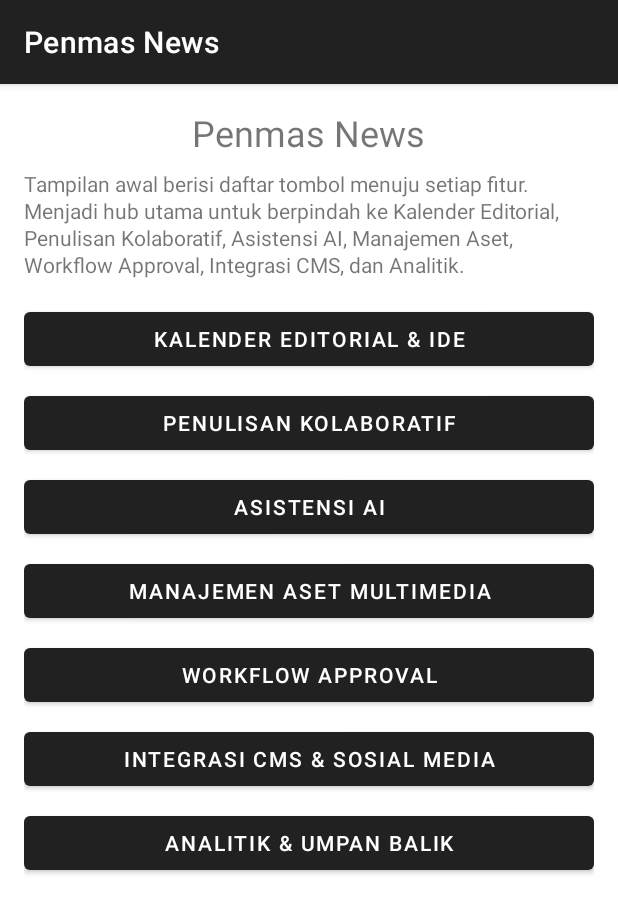
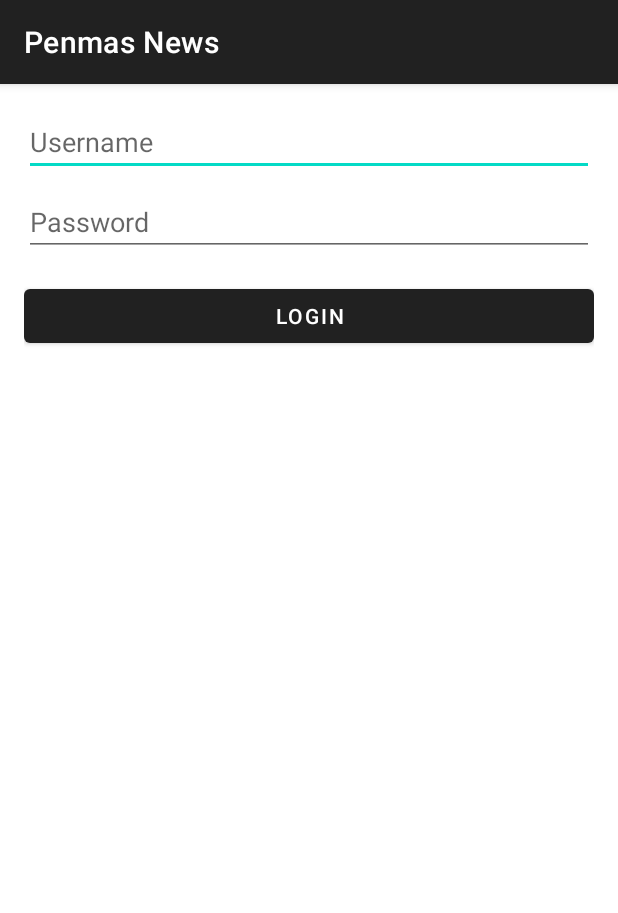
Before and after one commit to cicero78M/PenmasNews, an Android app: the screen it shows after launch (MainActivity before the commit, LoginActivity after it), on a phone screen of 412 x 824 dp. Shown: the top 913 px of the screen. Run offline under Robolectric (Android 15) with nearby library versions, the phone set to English and light mode, and no system bars.

Commit message:
Add simple login screen with dummy credentials

```diff
--- a/app/src/main/AndroidManifest.xml
+++ b/app/src/main/AndroidManifest.xml
@@ -7,12 +7,13 @@
         android:allowBackup="true"
         android:label="@string/app_name"
         android:theme="@style/Theme.MaterialComponents.DayNight.DarkActionBar">
-        <activity android:name=".MainActivity" android:exported="true">
+        <activity android:name=".ui.LoginActivity" android:exported="true">
             <intent-filter>
                 <action android:name="android.intent.action.MAIN" />
                 <category android:name="android.intent.category.LAUNCHER" />
             </intent-filter>
         </activity>
+        <activity android:name=".MainActivity" android:exported="true" />
         <activity android:name=".ui.EditorialCalendarActivity" />
         <activity android:name=".ui.CollaborativeEditorActivity" />
         <activity android:name=".ui.AIHelperActivity" />
--- a/app/src/main/java/com/example/penmasnews/MainActivity.kt
+++ b/app/src/main/java/com/example/penmasnews/MainActivity.kt
@@ -3,6 +3,7 @@ package com.example.penmasnews
 import android.content.Intent
 import android.os.Bundle
 import android.widget.Button
+import android.widget.TextView
 import androidx.appcompat.app.AppCompatActivity
 import com.example.penmasnews.ui.AIHelperActivity
 import com.example.penmasnews.ui.AnalyticsDashboardActivity
@@ -16,6 +17,11 @@ class MainActivity : AppCompatActivity() {
     override fun onCreate(savedInstanceState: Bundle?) {
         super.onCreate(savedInstanceState)
         setContentView(R.layout.activity_main)
+
+        intent.getStringExtra("actor")?.let { role ->
+            val helloText = findViewById<TextView>(R.id.helloText)
+            helloText.text = getString(R.string.hello_actor, role)
+        }
 
         findViewById<Button>(R.id.buttonEditorialCalendar).setOnClickListener {
             startActivity(Intent(this, EditorialCalendarActivity::class.java))
--- /dev/null
+++ b/app/src/main/java/com/example/penmasnews/ui/LoginActivity.kt
@@ -0,0 +1,34 @@
+package com.example.penmasnews.ui
+
+import android.content.Intent
+import android.os.Bundle
+import android.widget.Button
+import android.widget.EditText
+import android.widget.Toast
+import androidx.appcompat.app.AppCompatActivity
+import com.example.penmasnews.MainActivity
+import com.example.penmasnews.R
+
+class LoginActivity : AppCompatActivity() {
+    override fun onCreate(savedInstanceState: Bundle?) {
+        super.onCreate(savedInstanceState)
+        setContentView(R.layout.activity_login)
+
+        val editUsername = findViewById<EditText>(R.id.editUsername)
+        val editPassword = findViewById<EditText>(R.id.editPassword)
+        val buttonLogin = findViewById<Button>(R.id.buttonLogin)
+
+        buttonLogin.setOnClickListener {
+            val username = editUsername.text.toString()
+            val password = editPassword.text.toString()
+            if (username == "@papiqo" && password == "12345") {
+                val intent = Intent(this, MainActivity::class.java)
+                intent.putExtra("actor", "penulis")
+                startActivity(intent)
+                finish()
+            } else {
+                Toast.makeText(this, R.string.error_login, Toast.LENGTH_SHORT).show()
+            }
+        }
+    }
+}
--- /dev/null
+++ b/app/src/main/res/layout/activity_login.xml
@@ -0,0 +1,28 @@
+<?xml version="1.0" encoding="utf-8"?>
+<LinearLayout xmlns:android="http://schemas.android.com/apk/res/android"
+    android:orientation="vertical"
+    android:layout_width="match_parent"
+    android:layout_height="match_parent"
+    android:padding="16dp">
+
+    <EditText
+        android:id="@+id/editUsername"
+        android:layout_width="match_parent"
+        android:layout_height="wrap_content"
+        android:hint="@string/hint_username" />
+
+    <EditText
+        android:id="@+id/editPassword"
+        android:layout_width="match_parent"
+        android:layout_height="wrap_content"
+        android:hint="@string/hint_password"
+        android:inputType="textPassword"
+        android:layout_marginTop="8dp" />
+
+    <Button
+        android:id="@+id/buttonLogin"
+        android:layout_width="match_parent"
+        android:layout_height="wrap_content"
+        android:text="@string/action_login"
+        android:layout_marginTop="16dp" />
+</LinearLayout>
--- a/app/src/main/res/values/strings.xml
+++ b/app/src/main/res/values/strings.xml
@@ -49,4 +49,9 @@
         <item>Pers Release</item>
         <item>Berita Online</item>
     </string-array>
+    <string name="hint_username">Username</string>
+    <string name="hint_password">Password</string>
+    <string name="action_login">Login</string>
+    <string name="error_login">Login gagal</string>
+    <string name="hello_actor">Halo, %1$s</string>
 </resources>
```
Also changed, not shown: 1 other file.
